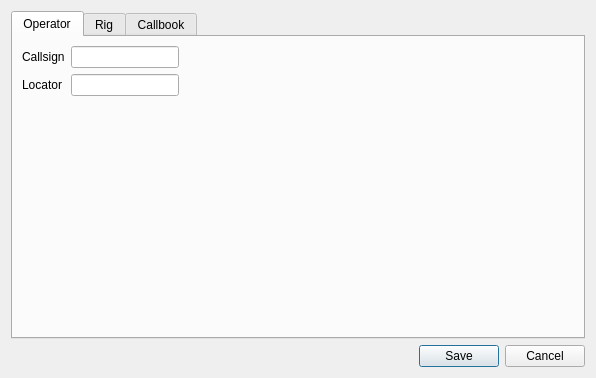
The window that dialog/settingsdialog.ui (7h0ma5/OpenShack) describes before a commit, drawn with Qt 5.
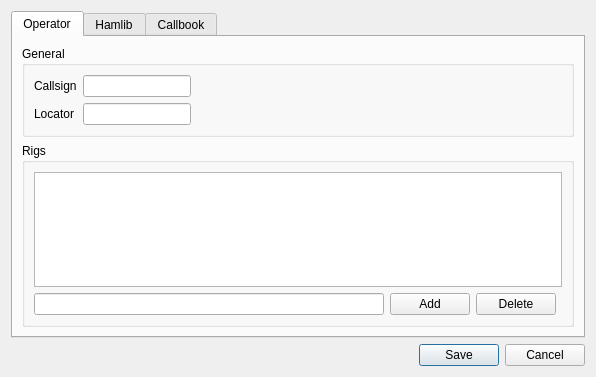
The same window after the commit.

What changed in the file:
```diff
--- a/dialog/settingsdialog.ui
+++ b/dialog/settingsdialog.ui
@@ -7,7 +7,7 @@
     <x>0</x>
     <y>0</y>
     <width>596</width>
-    <height>378</height>
+    <height>377</height>
    </rect>
   </property>
   <property name="windowTitle">
@@ -28,6 +28,12 @@
       </attribute>
       <layout class="QGridLayout" name="gridLayout_2">
        <item row="0" column="0">
+        <widget class="QGroupBox" name="groupBox_2">
+         <property name="title">
+          <string>General</string>
+         </property>
+         <layout class="QGridLayout" name="gridLayout_4">
+          <item row="0" column="0">
         <layout class="QFormLayout" name="formLayout">
          <property name="fieldGrowthPolicy">
           <enum>QFormLayout::FieldsStayAtSizeHint</enum>
@@ -56,9 +62,41 @@
        </item>
       </layout>
      </widget>
+       </item>
+       <item row="1" column="0">
+        <widget class="QGroupBox" name="groupBox_3">
+         <property name="title">
+          <string>Rigs</string>
+         </property>
+         <layout class="QGridLayout" name="gridLayout_5">
+          <item row="1" column="0">
+           <widget class="QLineEdit" name="rigNameEdit"/>
+          </item>
+          <item row="1" column="2">
+           <widget class="QPushButton" name="deleteRigButton">
+            <property name="text">
+             <string>Delete</string>
+            </property>
+           </widget>
+          </item>
+          <item row="1" column="1">
+           <widget class="QPushButton" name="addRigButton">
+            <property name="text">
+             <string>Add</string>
+            </property>
+           </widget>
+          </item>
+          <item row="0" column="0" colspan="4">
+           <widget class="QListView" name="rigListView"/>
+          </item>
+         </layout>
+        </widget>
+       </item>
+      </layout>
+     </widget>
      <widget class="QWidget" name="tab_2">
       <attribute name="title">
-       <string>Rig</string>
+       <string>Hamlib</string>
       </attribute>
       <layout class="QGridLayout" name="gridLayout_3">
        <item row="0" column="0">
```
Left out of the diff: 46 changed lines with no effect on the pictures. Lines whose indentation alone changed are shown as unchanged.
